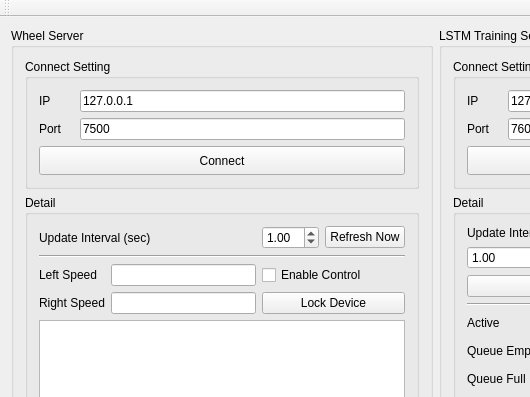
This is util/hourglass_monitor/mainwindow.ui in jamesljlster/hourglass as Qt 5 draws it before an edit; both pictures show x 0 to 530 and y 0 to 397 of the 700 by 676 pixel window. The edited form follows.
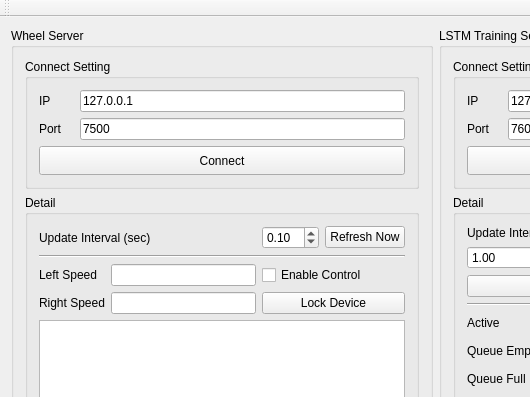
This is the edited form.

Commit message: Finish auto disconnect

What changed in the file:
```diff
--- a/util/hourglass_monitor/mainwindow.ui
+++ b/util/hourglass_monitor/mainwindow.ui
@@ -195,7 +195,7 @@
              <double>0.500000000000000</double>
             </property>
             <property name="value">
-             <double>1.000000000000000</double>
+             <double>0.100000000000000</double>
             </property>
            </widget>
           </item>
```
Left out of the diff: 32 changed lines with no effect on the pictures. The commit also changes 2 other files.
